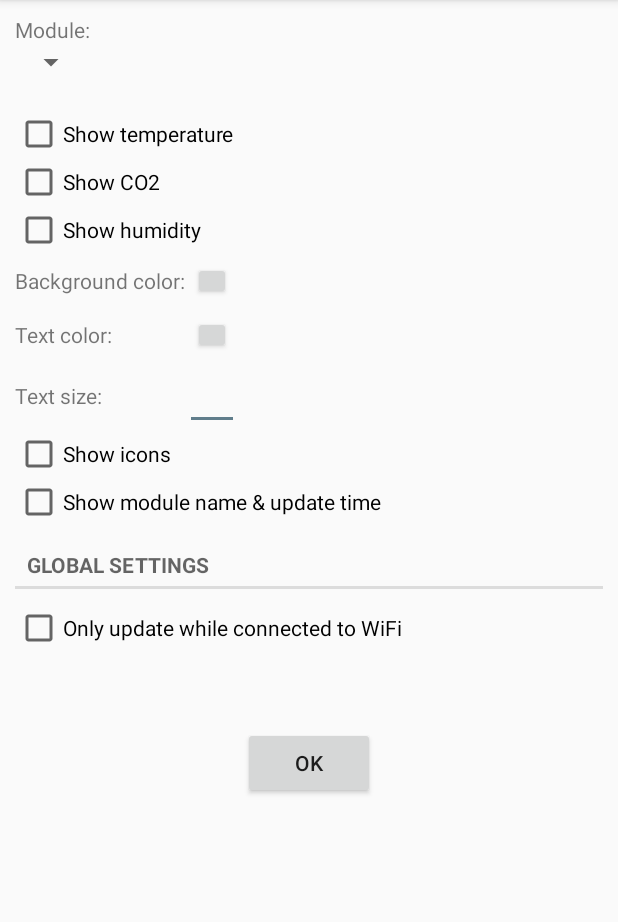
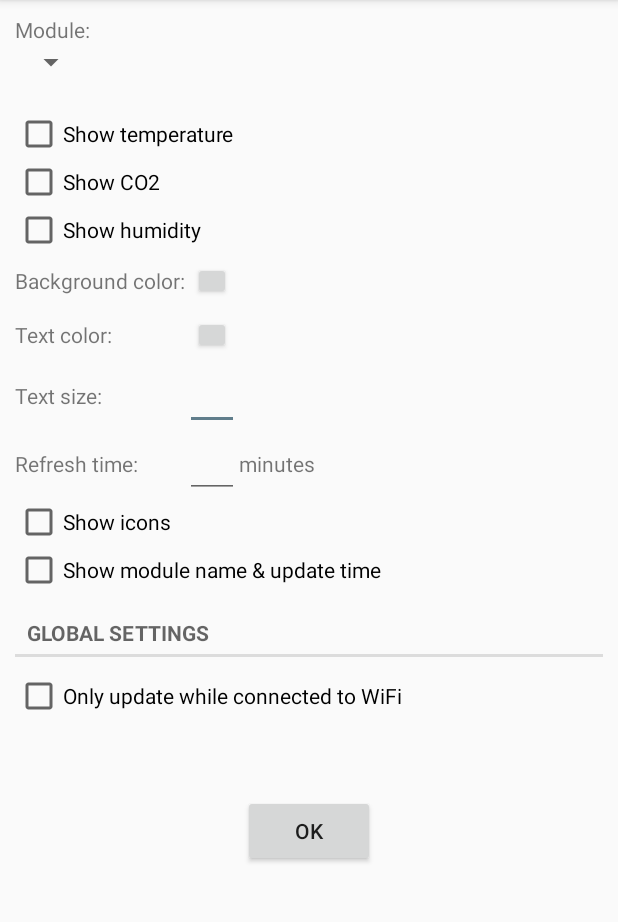
Before and after one commit to j4velin/simplenetatmo, an Android app: the layout widget_config.xml on its own in the app's theme, with its tools: preview values and no code run, on a phone screen of 412 x 824 dp, the part 84-1006 px from its top. Run offline under Robolectric (Android 15) with nearby library versions, the phone set to English and light mode, and no system bars; plain views replace ColorPreviewButton.

Commit message:
make update interval configurable

```diff
--- a/app/src/main/AndroidManifest.xml
+++ b/app/src/main/AndroidManifest.xml
@@ -16,6 +16,7 @@
             android:name=".Widget"
             android:label="@string/widget_type_last">
             <intent-filter>
+                <action android:name="de.j4velin.simple.widget.netatmo.UPDATE" />
                 <action android:name="android.appwidget.action.APPWIDGET_UPDATE" />
                 <action android:name="android.appwidget.action.APPWIDGET_DELETED" />
             </intent-filter>
@@ -28,6 +29,7 @@
             android:name=".GraphWidget"
             android:label="@string/widget_type_graph">
             <intent-filter>
+                <action android:name="de.j4velin.simple.widget.netatmo.UPDATE" />
                 <action android:name="android.appwidget.action.APPWIDGET_UPDATE" />
                 <action android:name="android.appwidget.action.APPWIDGET_DELETED" />
                 <action android:name="android.appwidget.action.APPWIDGET_UPDATE_OPTIONS" />
--- a/app/src/main/java/de/j4velin/simple/widget/netatmo/GraphWidget.kt
+++ b/app/src/main/java/de/j4velin/simple/widget/netatmo/GraphWidget.kt
@@ -24,7 +24,7 @@ import kotlin.Comparator
 
 class GraphWidget : AbstractWidget(GraphWidgetConfig.PREF_NAME) {
 
-    override fun updateAllWidgets(
+    override fun updateWidgets(
         context: Context, widgetManager: AppWidgetManager, widgetIds: IntArray
     ) {
         Log.d(TAG, "updating graphwidgets ${widgetIds.asList()}")
--- a/app/src/main/java/de/j4velin/simple/widget/netatmo/Widget.kt
+++ b/app/src/main/java/de/j4velin/simple/widget/netatmo/Widget.kt
@@ -21,7 +21,7 @@ import java.util.*
 
 class Widget : AbstractWidget(WidgetConfig.PREF_NAME) {
 
-    override fun updateAllWidgets(
+    override fun updateWidgets(
         context: Context, widgetManager: AppWidgetManager, widgetIds: IntArray
     ) = Widget.updateAllWidgets(context, widgetManager, widgetIds)
 
--- a/app/src/main/res/layout/widget_config.xml
+++ b/app/src/main/res/layout/widget_config.xml
@@ -83,6 +83,25 @@
                     android:layout_height="wrap_content"
                     android:inputType="numberDecimal" />
             </TableRow>
+
+            <TableRow android:gravity="center_vertical">
+
+                <TextView
+                    android:layout_width="wrap_content"
+                    android:layout_height="wrap_content"
+                    android:text="@string/refresh_time" />
+
+                <EditText
+                    android:id="@+id/interval"
+                    android:layout_width="wrap_content"
+                    android:layout_height="wrap_content"
+                    android:inputType="numberSigned" />
+
+                <TextView
+                    android:layout_width="wrap_content"
+                    android:layout_height="wrap_content"
+                    android:text="@string/minutes" />
+            </TableRow>
         </TableLayout>
 
         <CheckBox
--- a/app/src/main/res/values/strings.xml
+++ b/app/src/main/res/values/strings.xml
@@ -29,6 +29,8 @@
     <string name="no_stations">Could not find any Netatmo Weather stations associated with your account</string>
     <string name="show_values">Show values:</string>
     <string name="error_retrieving_stations">"Error retrieving weather stations: %s"</string>
+    <string name="refresh_time">Refresh time:</string>
+    <string name="minutes">minutes</string>
     <string-array name="graphwidget_value_types">
         <item>no values</item>
         <item>latest</item>
--- a/app/src/main/res/xml/graph_widget.xml
+++ b/app/src/main/res/xml/graph_widget.xml
@@ -8,5 +8,5 @@
     android:minResizeHeight="40dp"
     android:previewImage="@drawable/graph_preview"
     android:resizeMode="horizontal|vertical"
-    android:updatePeriodMillis="1800000"
+    android:updatePeriodMillis="0"
     android:widgetCategory="keyguard|home_screen" />
--- a/app/src/main/res/xml/widget.xml
+++ b/app/src/main/res/xml/widget.xml
@@ -8,5 +8,5 @@
     android:minResizeHeight="40dp"
     android:previewImage="@drawable/widget_preview"
     android:resizeMode="horizontal|vertical"
-    android:updatePeriodMillis="1800000"
+    android:updatePeriodMillis="0"
     android:widgetCategory="keyguard|home_screen" />
```
Also changed, not shown: app/src/main/java/de/j4velin/simple/widget/netatmo/AbstractWidget.kt (+40 -2 lines), app/src/main/java/de/j4velin/simple/widget/netatmo/settings/GraphWidgetConfig.kt (+9 -11 lines), app/src/main/java/de/j4velin/simple/widget/netatmo/settings/WidgetConfig.kt (+7 -0 lines), app/src/main/res/layout/graph_widget_config.xml (+19 -0 lines).
